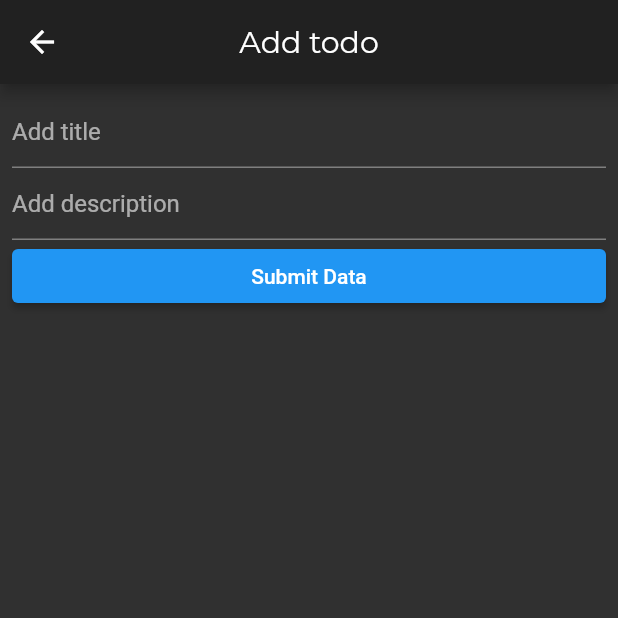
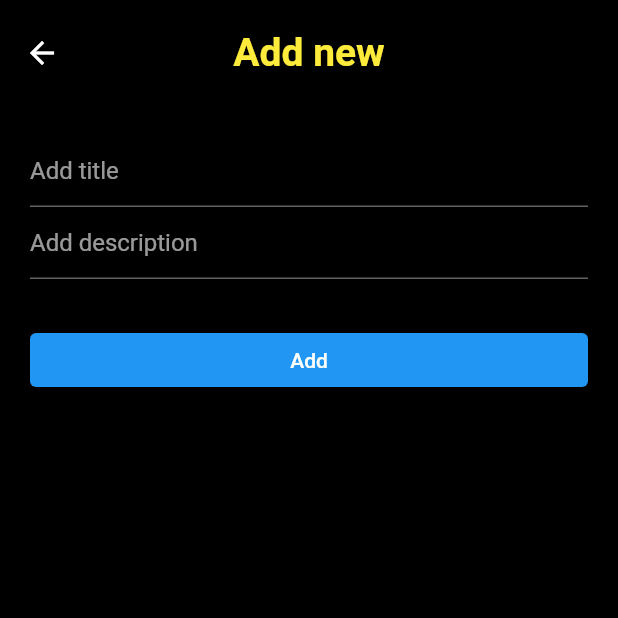
Before and after one commit to Basith-P/ToDo-ATFG, a Flutter app: the AddTodo screen opened directly, on a phone screen of 412 x 824 dp, the top half of it. Run offline on Flutter 3.47's test engine with Material 2 defaults, Android fonts, the phone set to English and light mode, and no system bars; our stand-ins replace hive, hive_flutter; accounts and stored records are empty; generated files the repository leaves out were written again.

Commit message:
Initial Styling

```diff
--- a/lib/views/add_todo.dart
+++ b/lib/views/add_todo.dart
@@ -22,12 +22,22 @@ class _AddTodoState extends State<AddTodo> {
   @override
   Widget build(BuildContext context) {
     return Scaffold(
+      backgroundColor: Colors.black,
       appBar: AppBar(
+        toolbarHeight: 70,
+        backgroundColor: Colors.black,
         centerTitle: true,
-        title: Text("Add todo", style: TextStyle(fontFamily: 'Montserrat')),
+        title: Text(
+          "Add new",
+          style: TextStyle(
+            color: Colors.yellow,
+            fontWeight: FontWeight.bold,
+            fontSize: 26,
+          ),
+        ),
       ),
       body: Padding(
-        padding: const EdgeInsets.all(8),
+        padding: const EdgeInsets.all(20),
         child: Form(
             key: widget.formkey,
             child: ListView(
@@ -48,8 +58,13 @@ class _AddTodoState extends State<AddTodo> {
                     });
                   },
                 ),
+                const SizedBox(
+                  height: 30,
+                ),
                 ElevatedButton(
-                    onPressed: submitData, child: Text('Submit Data'))
+                  onPressed: submitData,
+                  child: Text('Add'),
+                )
               ],
             )),
       ),
--- a/lib/views/todo_view.dart
+++ b/lib/views/todo_view.dart
@@ -10,6 +10,7 @@ class TodoView extends StatelessWidget {
     return Scaffold(
       backgroundColor: Colors.black,
       floatingActionButton: FloatingActionButton(
+        backgroundColor: Colors.yellow,
         child: Icon(Icons.add),
         onPressed: () {
           Navigator.of(context).push(
@@ -18,6 +19,7 @@ class TodoView extends StatelessWidget {
         },
       ),
       appBar: AppBar(
+        toolbarHeight: 70,
         backgroundColor: Colors.black,
         centerTitle: true,
         title: Text(
```
